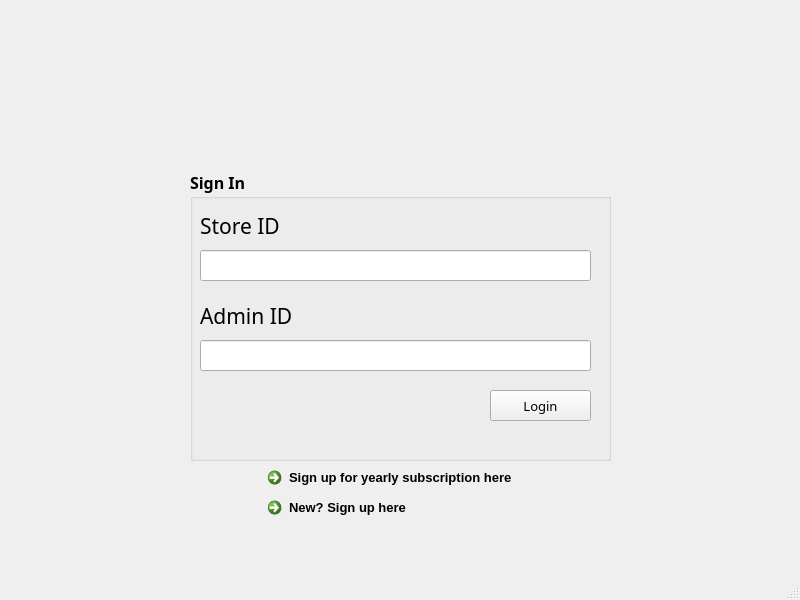
This is SourceCode/UI/bobapp/mainwindow.ui in kchang8/cpsc462-bobapp-project as Qt 5 draws it before an edit. The edited form follows.
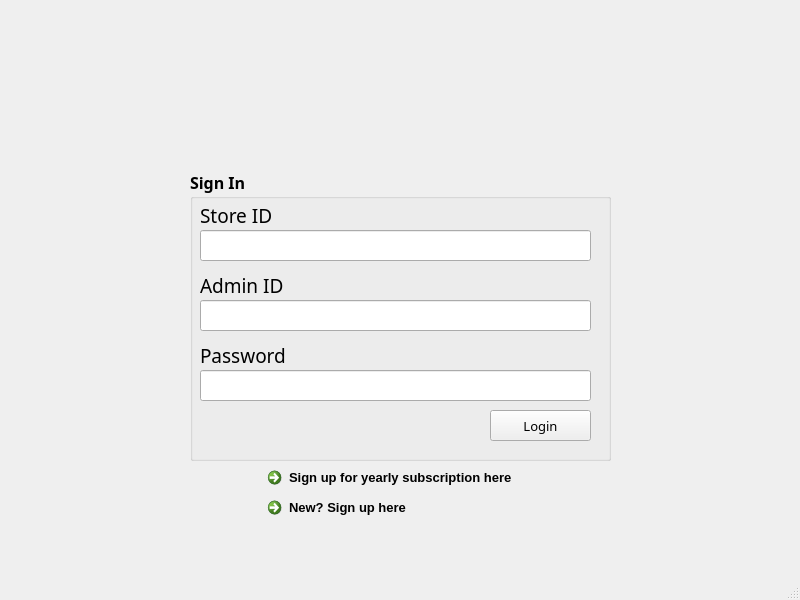
This is the edited form. Icons and pictures are not drawn.

Commit message: Changed the UI for mainwindow(adminLogin page)

The edit to the form file:
```diff
--- a/SourceCode/UI/bobapp/mainwindow.ui
+++ b/SourceCode/UI/bobapp/mainwindow.ui
@@ -82,7 +82,7 @@
      <property name="geometry">
       <rect>
        <x>10</x>
-       <y>40</y>
+       <y>30</y>
        <width>221</width>
        <height>31</height>
       </rect>
@@ -90,7 +90,7 @@
      <property name="font">
       <font>
        <family>Century Gothic</family>
-       <pointsize>16</pointsize>
+       <pointsize>14</pointsize>
        <weight>50</weight>
        <bold>false</bold>
       </font>
@@ -103,7 +103,7 @@
      <property name="geometry">
       <rect>
        <x>10</x>
-       <y>80</y>
+       <y>60</y>
        <width>391</width>
        <height>31</height>
       </rect>
@@ -119,7 +119,7 @@
      <property name="geometry">
       <rect>
        <x>10</x>
-       <y>130</y>
+       <y>100</y>
        <width>221</width>
        <height>31</height>
       </rect>
@@ -127,7 +127,7 @@
      <property name="font">
       <font>
        <family>Century Gothic</family>
-       <pointsize>16</pointsize>
+       <pointsize>14</pointsize>
        <weight>50</weight>
        <bold>false</bold>
       </font>
@@ -140,7 +140,7 @@
      <property name="geometry">
       <rect>
        <x>10</x>
-       <y>170</y>
+       <y>130</y>
        <width>391</width>
        <height>31</height>
       </rect>
@@ -156,7 +156,7 @@
      <property name="geometry">
       <rect>
        <x>300</x>
-       <y>220</y>
+       <y>240</y>
        <width>101</width>
        <height>31</height>
       </rect>
@@ -173,6 +173,46 @@
       <string>Login</string>
      </property>
     </widget>
+    <widget class="QLabel" name="adminPW_label">
+     <property name="geometry">
+      <rect>
+       <x>10</x>
+       <y>170</y>
+       <width>221</width>
+       <height>31</height>
+      </rect>
+     </property>
+     <property name="font">
+      <font>
+       <family>Century Gothic</family>
+       <pointsize>14</pointsize>
+       <weight>50</weight>
+       <bold>false</bold>
+      </font>
+     </property>
+     <property name="text">
+      <string>Password</string>
+     </property>
+    </widget>
+    <widget class="QLineEdit" name="adminPW_lineEdit">
+     <property name="geometry">
+      <rect>
+       <x>10</x>
+       <y>200</y>
+       <width>391</width>
+       <height>31</height>
+      </rect>
+     </property>
+     <property name="font">
+      <font>
+       <weight>50</weight>
+       <bold>false</bold>
+      </font>
+     </property>
+     <property name="echoMode">
+      <enum>QLineEdit::Password</enum>
+     </property>
+    </widget>
    </widget>
    <widget class="QCommandLinkButton" name="commandLinkButton_2">
     <property name="geometry">
```
Left out of the diff: 8 changed lines with no effect on the pictures. The commit also changes 30 other files.
